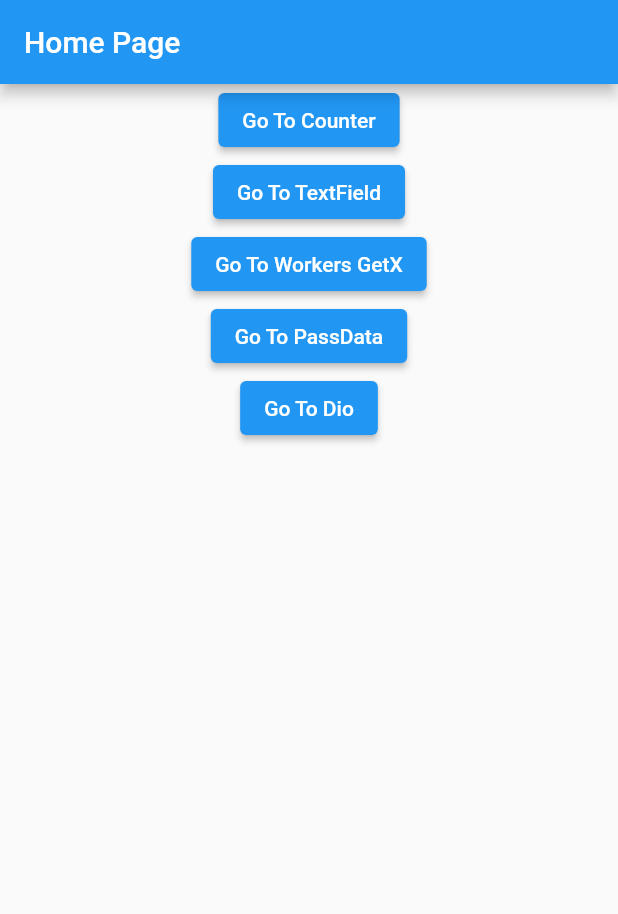
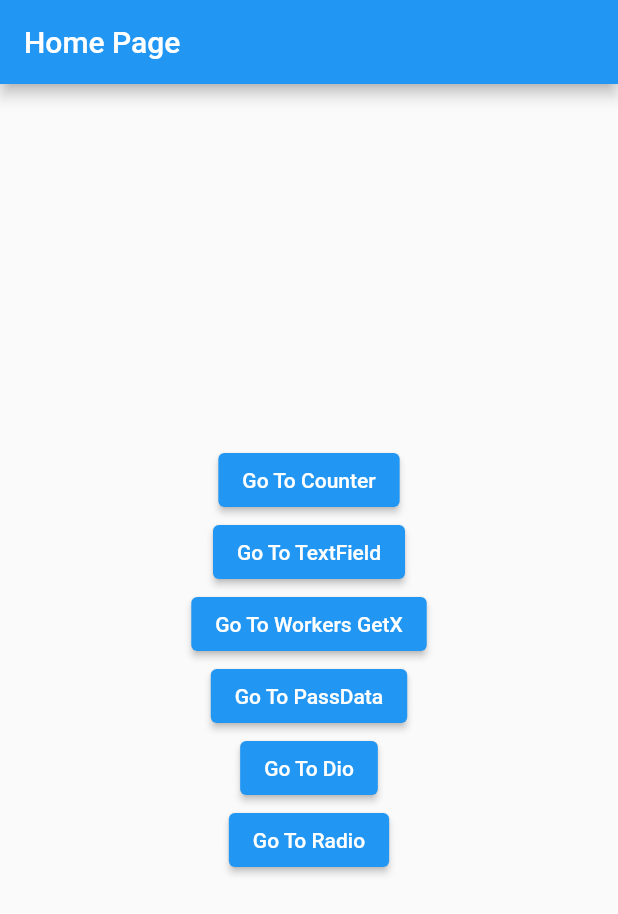
Before and after one commit to imaldila/aorl_apps_GetX, a Flutter app: the screen it shows after launch, on a phone screen of 412 x 824 dp. Shown: the top 914 px of the screen. Run offline on Flutter 3.47's test engine with Material 2 defaults, Android fonts, the phone set to English and light mode, and no system bars; our stand-ins replace dio, get.

Commit message:
add radio getx

```diff
--- /dev/null
+++ b/lib/bindings/radio_binding.dart
@@ -0,0 +1,9 @@
+import 'package:aorl_apps_getx/features/radio/controllers/radio_controllers.dart';
+import 'package:get/get.dart';
+
+class RadioBinding extends Bindings {
+  @override
+  void dependencies() {
+    Get.lazyPut<RadioController>(() => RadioController());
+  }
+}
--- a/lib/features/counter/screens/counter_screen.dart
+++ b/lib/features/counter/screens/counter_screen.dart
@@ -4,6 +4,7 @@ import 'package:get/get.dart';
 
 class CounterScreen extends StatelessWidget {
   const CounterScreen({Key? key}) : super(key: key);
+
 
   @override
   Widget build(BuildContext context) {
--- a/lib/features/dio/screens/dio_screen.dart
+++ b/lib/features/dio/screens/dio_screen.dart
@@ -1,6 +1,4 @@
 import 'package:aorl_apps_getx/features/dio/controllers/dio_controller.dart';
-import 'package:aorl_apps_getx/features/dio/models/data_user.dart';
-import 'package:aorl_apps_getx/features/dio/screens/components/card_user.dart';
 import 'package:flutter/material.dart';
 import 'package:get/get.dart';
 
@@ -9,11 +7,10 @@ import '../models/user.dart';
 class DioScreen extends StatelessWidget {
   DioScreen({Key? key}) : super(key: key);
 
-  final userC = Get.find<DioController>();
+  final userC = Get.put(DioController());
 
   @override
   Widget build(BuildContext context) {
-    DataUser dataUser = DataUser();
     User? user;
     return Scaffold(
       appBar: AppBar(
--- a/lib/features/passdata/screens/passdata_screen.dart
+++ b/lib/features/passdata/screens/passdata_screen.dart
@@ -3,7 +3,7 @@ import 'package:aorl_apps_getx/router/route_name.dart';
 import 'package:flutter/material.dart';
 import 'package:get/get.dart';
 
-import '../models/argument_model.dart';
+
 
 class PassDataScreen extends StatelessWidget {
   const PassDataScreen({Key? key}) : super(key: key);
--- a/lib/features/passdata/screens/screen_three.dart
+++ b/lib/features/passdata/screens/screen_three.dart
@@ -3,7 +3,6 @@ import 'package:get/get.dart';
 
 import '../../../router/route_name.dart';
 import '../models/argument_model.dart';
-import '../models/name_model.dart';
 
 class ScreenThree extends StatelessWidget {
   const ScreenThree({Key? key}) : super(key: key);
@@ -12,7 +11,7 @@ class ScreenThree extends StatelessWidget {
   Widget build(BuildContext context) {
     ArgumentModel argumentModel = Get.arguments[1];
 
-    Name name = Get.arguments[0];
+    // Name name = Get.arguments[0];
     return Scaffold(
       appBar: AppBar(
         title: const Text('Screen Three'),
--- /dev/null
+++ b/lib/features/radio/models/gender_model.dart
@@ -0,0 +1,5 @@
+class Gender {
+  final String label;
+
+  Gender({required this.label});
+}
--- a/lib/features/workers/controllers/worker_controller.dart
+++ b/lib/features/workers/controllers/worker_controller.dart
@@ -1,3 +1,5 @@
+// ignore_for_file: avoid_print
+
 import 'package:flutter/cupertino.dart';
 import 'package:get/get.dart';
 
@@ -25,7 +27,7 @@ class WorkerController extends GetxController {
     //     time: Duration(seconds: 2));
 
     interval(countWorker, (_) => print('Running something.'),
-        time: Duration(seconds: 2));
+        time: const Duration(seconds: 2));
     super.onInit();
   }
 }
--- a/lib/home_page.dart
+++ b/lib/home_page.dart
@@ -1,5 +1,3 @@
-import 'package:aorl_apps_getx/features/counter/controllers/counter_controller.dart';
-import 'package:aorl_apps_getx/features/textfield/controllers/text_controller.dart';
 import 'package:aorl_apps_getx/features/counter/screens/counter_screen.dart';
 import 'package:aorl_apps_getx/features/textfield/screens/textfield_screen.dart';
 import 'package:aorl_apps_getx/features/workers/screens/workers_screen.dart';
@@ -18,6 +16,7 @@ class HomePage extends StatelessWidget {
       ),
       body: Center(
         child: Column(
+          mainAxisAlignment: MainAxisAlignment.center,
           children: [
             ElevatedButton(
               onPressed: () {
@@ -52,6 +51,12 @@ class HomePage extends StatelessWidget {
               },
               child: const Text('Go To Dio'),
             ),
+            ElevatedButton(
+              onPressed: () {
+                Get.toNamed(RouteName.radioScreen);
+              },
+              child: const Text('Go To Radio'),
+            ),
             // Text(Get.find<TextController>().textC.text),
             // Text(Get.find<CounterController>().counter.value.toString())
           ],
--- a/lib/main.dart
+++ b/lib/main.dart
@@ -14,7 +14,6 @@ class MyApp extends StatelessWidget {
   MyApp({Key? key}) : super(key: key);
 
   final counterC = Get.put(CounterController());
-  final dioC = Get.put(DioController());
 
   @override
   Widget build(BuildContext context) {
--- a/lib/router/app_routes.dart
+++ b/lib/router/app_routes.dart
@@ -1,8 +1,10 @@
+import 'package:aorl_apps_getx/bindings/radio_binding.dart';
 import 'package:aorl_apps_getx/features/counter/screens/counter_screen.dart';
 import 'package:aorl_apps_getx/features/dio/screens/dio_screen.dart';
 import 'package:aorl_apps_getx/features/passdata/screens/screen_one.dart';
 import 'package:aorl_apps_getx/features/passdata/screens/screen_three.dart';
 import 'package:aorl_apps_getx/features/passdata/screens/screen_two.dart';
+import 'package:aorl_apps_getx/features/radio/screens/main_radio_screen.dart';
 import 'package:aorl_apps_getx/features/textfield/screens/textfield_screen.dart';
 import 'package:aorl_apps_getx/features/workers/screens/workers_screen.dart';
 import 'package:aorl_apps_getx/router/route_name.dart';
@@ -25,5 +27,10 @@ class AppRoutes {
     GetPage(name: RouteName.screentwo, page: () => const ScreenTwo()),
     GetPage(name: RouteName.screenthree, page: () => const ScreenThree()),
     GetPage(name: RouteName.dioscreen, page: () => DioScreen()),
+    GetPage(
+      name: RouteName.radioScreen,
+      page: () => MainRadioScreen(),
+      binding: RadioBinding(),
+    ),
   ];
 }
--- a/lib/router/route_name.dart
+++ b/lib/router/route_name.dart
@@ -8,4 +8,5 @@ abstract class RouteName {
   static const screentwo = '/screentwo';
   static const screenthree = '/screenthere';
   static const dioscreen = '/dioscreen';
+  static const radioScreen = '/radio_screen';
 }
```
Also changed, not shown: lib/features/dio/controllers/dio_controller.dart (+9 -5 lines), lib/features/dio/services/services.dart (+5 -5 lines), lib/features/radio/controllers/radio_controllers.dart (added, +18 -0 lines), lib/features/radio/screens/main_radio_screen.dart (added, +38 -0 lines).
